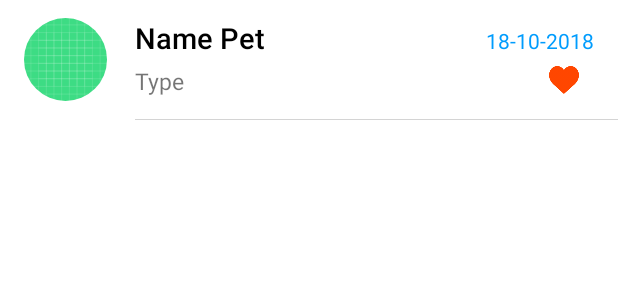
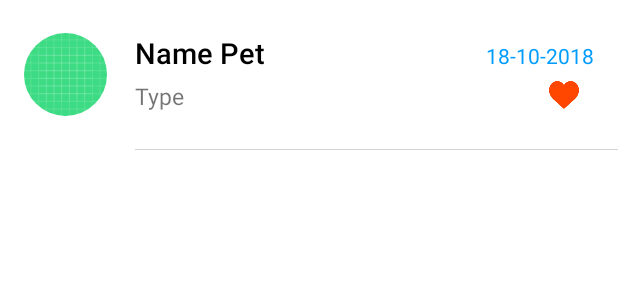
Before and after one commit to muhammadcakrawirajaya/Petsy, an Android app: the layout list_item.xml on its own in the app's theme, with its tools: preview values and no code run, on a phone screen of 412 x 824 dp. Shown: the top 300 px of the screen. Run offline under Robolectric (Android 15) with nearby library versions, the phone set to English and light mode, and no system bars.

Commit message:
Perbaikan List Item

```diff
--- a/app/src/main/res/layout/list_item.xml
+++ b/app/src/main/res/layout/list_item.xml
@@ -3,7 +3,7 @@
     android:id="@+id/row_container"
     xmlns:android="http://schemas.android.com/apk/res/android"
     android:layout_width="match_parent"
-    android:layout_height="80dp"
+    android:layout_height="100dp"
     android:background="?attr/selectableItemBackground">
 
         <de.hdodenhof.circleimageview.CircleImageView
@@ -44,7 +44,7 @@
                 <TextView
                     android:id="@+id/date"
                     android:layout_width="wrap_content"
-                    android:minWidth="170dp"
+                    android:minWidth="350dp"
                     android:layout_height="wrap_content"
                     android:layout_alignParentEnd="true"
                     android:layout_alignParentRight="true"
```
